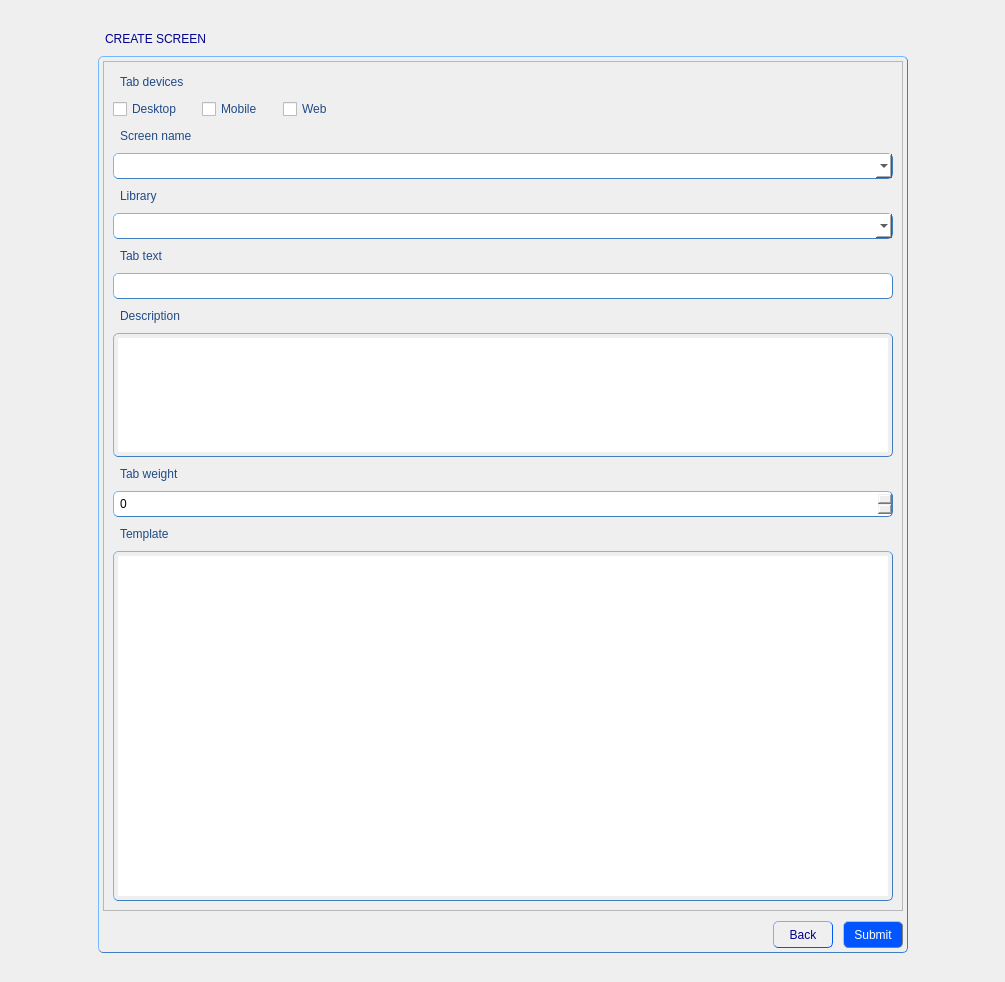
Above: QBuilder/QBuilder/src/createscreeform.ui from Rork96/QtProjects before the change. Below: the same form after it.
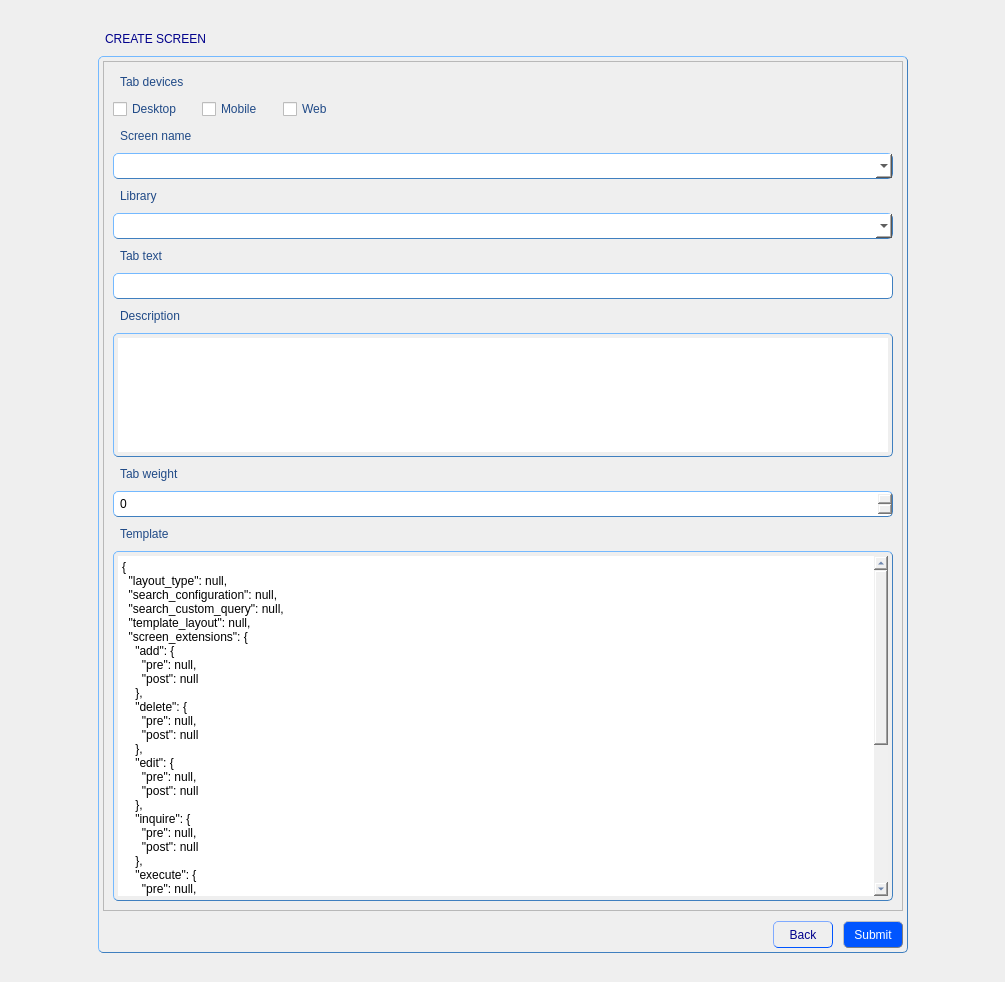
That is the form after the change.

```diff
--- a/QBuilder/QBuilder/src/createscreeform.ui
+++ b/QBuilder/QBuilder/src/createscreeform.ui
@@ -253,6 +253,49 @@
               <height>350</height>
              </size>
             </property>
+            <property name="plainText">
+             <string>{
+  &quot;layout_type&quot;: null,
+  &quot;search_configuration&quot;: null,
+  &quot;search_custom_query&quot;: null,
+  &quot;template_layout&quot;: null,
+  &quot;screen_extensions&quot;: {
+    &quot;add&quot;: {
+      &quot;pre&quot;: null,
+      &quot;post&quot;: null
+    },
+    &quot;delete&quot;: {
+      &quot;pre&quot;: null,
+      &quot;post&quot;: null
+    },
+    &quot;edit&quot;: {
+      &quot;pre&quot;: null,
+      &quot;post&quot;: null
+    },
+    &quot;inquire&quot;: {
+      &quot;pre&quot;: null,
+      &quot;post&quot;: null
+    },
+    &quot;execute&quot;: {
+      &quot;pre&quot;: null,
+      &quot;post&quot;: null
+    },
+    &quot;executeFunction&quot;: {
+      &quot;library&quot;: null,
+      &quot;function&quot;: null,
+      &quot;custom&quot;: null
+    }
+  },
+  &quot;step_screen&quot;: {
+    &quot;enable&quot;: false,
+    &quot;icon&quot;: null
+  },
+  &quot;alias_framework&quot;: {
+    &quot;enable&quot;: false,
+    &quot;transaction_request&quot;: null
+  }
+}</string>
+            </property>
            </widget>
           </item>
          </layout>
```
